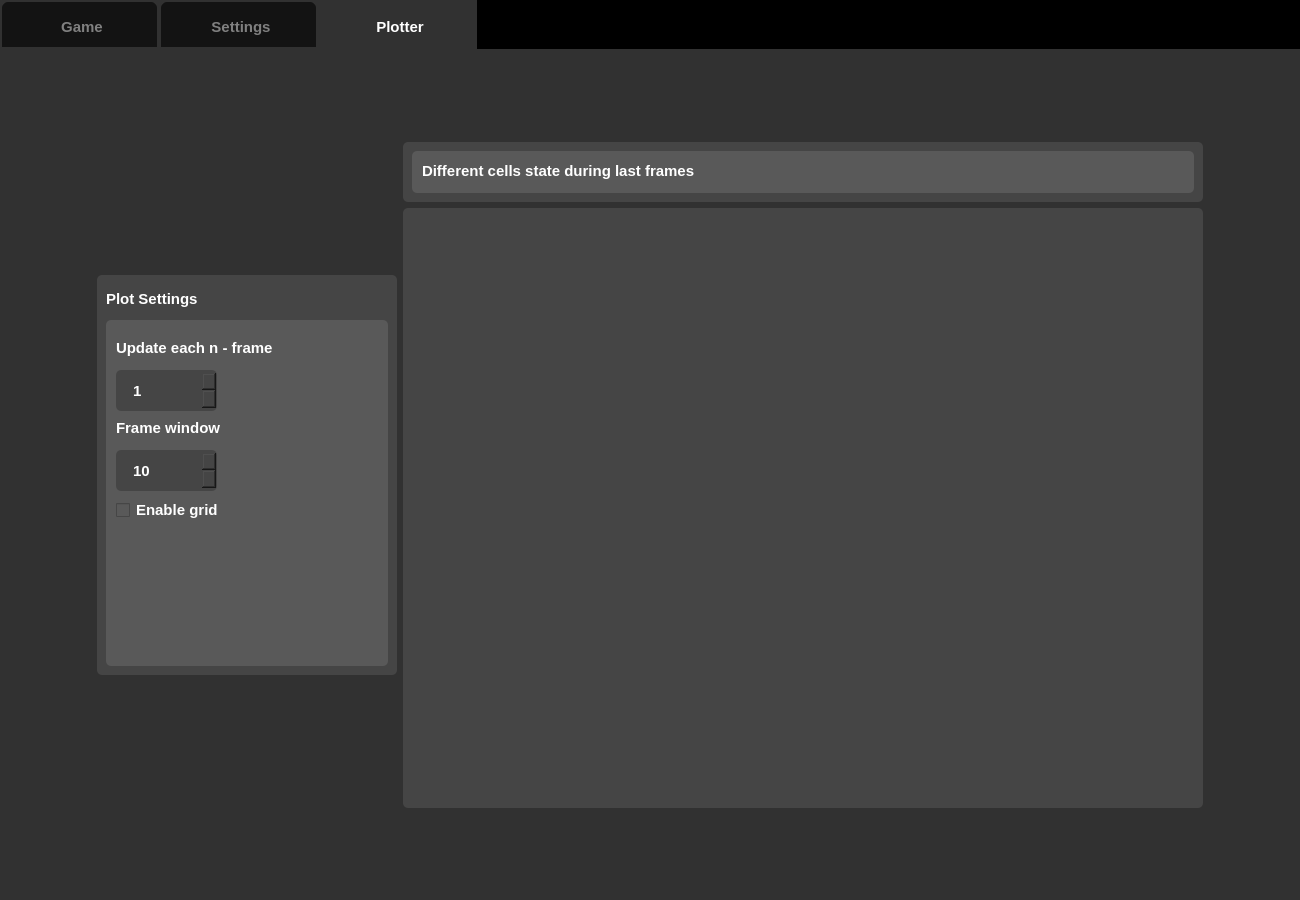
This is main.ui in GlebVas1/PyQt-Convay-Game as Qt 5 draws it before an edit. The edited form follows.
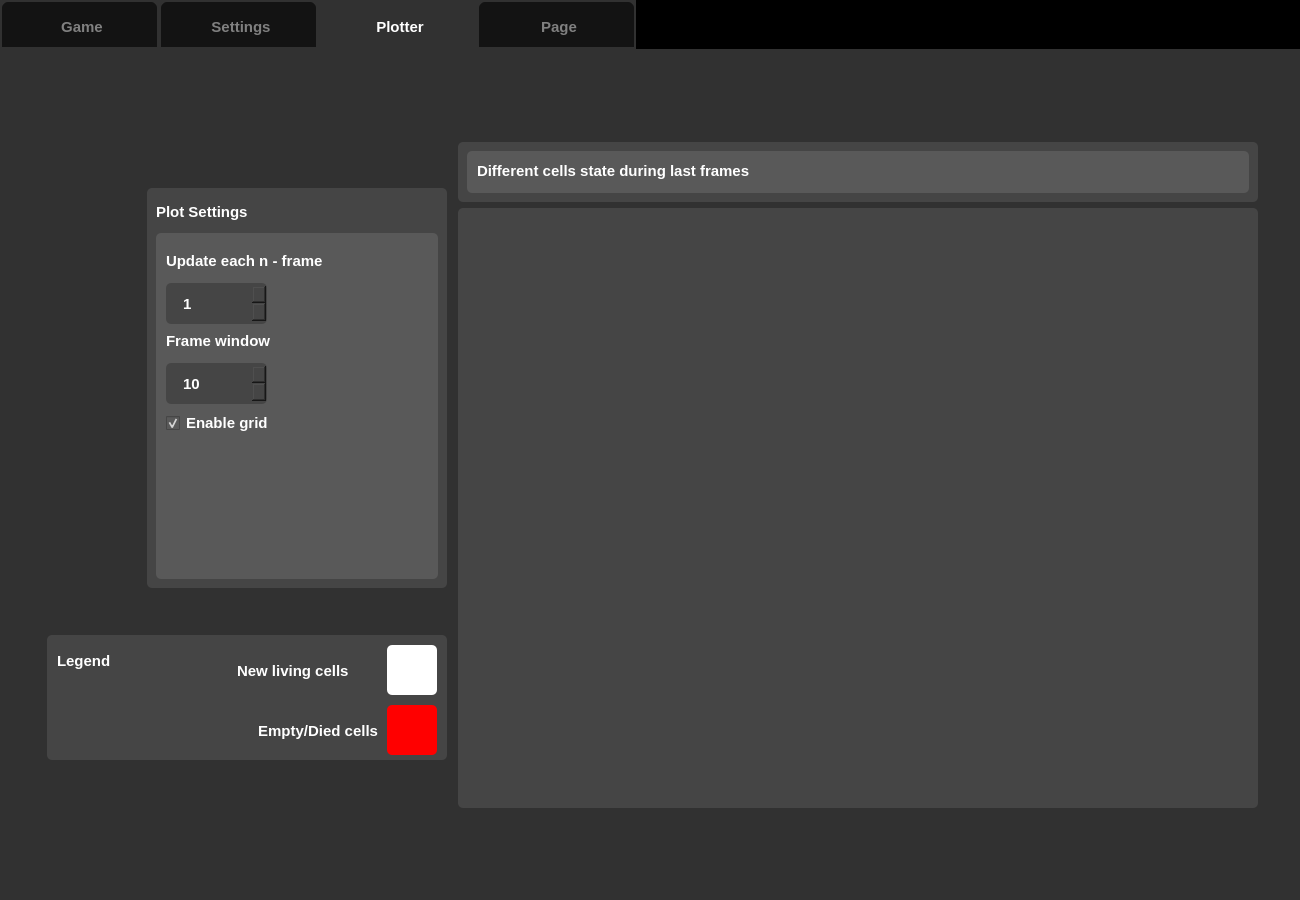
This is the edited form. The open tabs and pages were chosen to show the change. Icons and pictures are not drawn. Custom widgets are drawn as their Qt base class.

Commit message: combo box fix

The edit to the form file:
```diff
--- a/main.ui
+++ b/main.ui
@@ -896,6 +896,40 @@
                           </property>
                          </widget>
                         </item>
+                        <item>
+                         <widget class="QCheckBox" name="checkBox">
+                          <property name="font">
+                           <font>
+                            <pointsize>11</pointsize>
+                            <weight>75</weight>
+                            <bold>true</bold>
+                           </font>
+                          </property>
+                          <property name="styleSheet">
+                           <string notr="true">color : white</string>
+                          </property>
+                          <property name="text">
+                           <string>Size</string>
+                          </property>
+                         </widget>
+                        </item>
+                        <item>
+                         <widget class="QCheckBox" name="checkBox_2">
+                          <property name="font">
+                           <font>
+                            <pointsize>11</pointsize>
+                            <weight>75</weight>
+                            <bold>true</bold>
+                           </font>
+                          </property>
+                          <property name="styleSheet">
+                           <string notr="true">color : white</string>
+                          </property>
+                          <property name="text">
+                           <string>State</string>
+                          </property>
+                         </widget>
+                        </item>
                        </layout>
                       </item>
                      </layout>
@@ -1944,6 +1978,20 @@
         <item row="0" column="0">
          <layout class="QHBoxLayout" name="horizontalLayout_3">
           <item>
+           <layout class="QVBoxLayout" name="verticalLayout_12">
+            <property name="leftMargin">
+             <number>5</number>
+            </property>
+            <property name="topMargin">
+             <number>5</number>
+            </property>
+            <property name="rightMargin">
+             <number>5</number>
+            </property>
+            <property name="bottomMargin">
+             <number>5</number>
+            </property>
+            <item>
            <widget class="QFrame" name="plotSettingFrame">
             <property name="minimumSize">
              <size>
@@ -1957,6 +2005,12 @@
               <height>400</height>
              </size>
             </property>
+              <property name="layoutDirection">
+               <enum>Qt::RightToLeft</enum>
+              </property>
+              <property name="autoFillBackground">
+               <bool>false</bool>
+              </property>
             <property name="styleSheet">
              <string notr="true">border-radius : 5px;
 background-color : rgb(69, 69, 69)</string>
@@ -2048,6 +2102,9 @@
                   <bold>true</bold>
                  </font>
                 </property>
+                  <property name="layoutDirection">
+                   <enum>Qt::LeftToRight</enum>
+                  </property>
                 <property name="styleSheet">
                  <string notr="true">
 QSpinBox {
@@ -2131,6 +2188,9 @@
                   <bold>true</bold>
                  </font>
                 </property>
+                  <property name="layoutDirection">
+                   <enum>Qt::LeftToRight</enum>
+                  </property>
                 <property name="styleSheet">
                  <string notr="true">
 QSpinBox {
@@ -2172,7 +2232,7 @@
                  <number>10</number>
                 </property>
                </widget>
-               <widget class="QCheckBox" name="checkBox">
+                 <widget class="QCheckBox" name="mainPlotEnableGrid">
                 <property name="geometry">
                  <rect>
                   <x>10</x>
@@ -2188,17 +2248,191 @@
                   <bold>true</bold>
                  </font>
                 </property>
+                  <property name="layoutDirection">
+                   <enum>Qt::LeftToRight</enum>
+                  </property>
                 <property name="styleSheet">
                  <string notr="true">color : white</string>
                 </property>
                 <property name="text">
                  <string>Enable grid</string>
                 </property>
+                  <property name="checked">
+                   <bool>true</bool>
+                  </property>
                </widget>
               </widget>
              </item>
             </layout>
            </widget>
+            </item>
+            <item>
+             <widget class="QFrame" name="frame_15">
+              <property name="minimumSize">
+               <size>
+                <width>400</width>
+                <height>125</height>
+               </size>
+              </property>
+              <property name="maximumSize">
+               <size>
+                <width>400</width>
+                <height>125</height>
+               </size>
+              </property>
+              <property name="styleSheet">
+               <string notr="true">border-radius : 5px;
+background-color : rgb(69, 69, 69)</string>
+              </property>
+              <property name="frameShape">
+               <enum>QFrame::StyledPanel</enum>
+              </property>
+              <property name="frameShadow">
+               <enum>QFrame::Raised</enum>
+              </property>
+              <widget class="QLabel" name="label_9">
+               <property name="geometry">
+                <rect>
+                 <x>10</x>
+                 <y>10</y>
+                 <width>71</width>
+                 <height>31</height>
+                </rect>
+               </property>
+               <property name="font">
+                <font>
+                 <pointsize>11</pointsize>
+                 <weight>75</weight>
+                 <bold>true</bold>
+                </font>
+               </property>
+               <property name="styleSheet">
+                <string notr="true">color : white</string>
+               </property>
+               <property name="text">
+                <string>Legend</string>
+               </property>
+              </widget>
+              <widget class="QFrame" name="legendAliveFrame">
+               <property name="geometry">
+                <rect>
+                 <x>340</x>
+                 <y>10</y>
+                 <width>50</width>
+                 <height>50</height>
+                </rect>
+               </property>
+               <property name="minimumSize">
+                <size>
+                 <width>50</width>
+                 <height>50</height>
+                </size>
+               </property>
+               <property name="maximumSize">
+                <size>
+                 <width>50</width>
+                 <height>50</height>
+                </size>
+               </property>
+               <property name="styleSheet">
+                <string notr="true">background-color : white</string>
+               </property>
+               <property name="frameShape">
+                <enum>QFrame::StyledPanel</enum>
+               </property>
+               <property name="frameShadow">
+                <enum>QFrame::Raised</enum>
+               </property>
+              </widget>
+              <widget class="QFrame" name="legendEmptyFrame">
+               <property name="geometry">
+                <rect>
+                 <x>340</x>
+                 <y>70</y>
+                 <width>50</width>
+                 <height>50</height>
+                </rect>
+               </property>
+               <property name="minimumSize">
+                <size>
+                 <width>50</width>
+                 <height>50</height>
+                </size>
+               </property>
+               <property name="maximumSize">
+                <size>
+                 <width>50</width>
+                 <height>50</height>
+                </size>
+               </property>
+               <property name="styleSheet">
+                <string notr="true">background-color : red</string>
+               </property>
+               <property name="frameShape">
+                <enum>QFrame::StyledPanel</enum>
+               </property>
+               <property name="frameShadow">
+                <enum>QFrame::Raised</enum>
+               </property>
+              </widget>
+              <widget class="QLabel" name="label_10">
+               <property name="geometry">
+                <rect>
+                 <x>190</x>
+                 <y>20</y>
+                 <width>141</width>
+                 <height>31</height>
+                </rect>
+               </property>
+               <property name="font">
+                <font>
+                 <pointsize>11</pointsize>
+                 <weight>75</weight>
+                 <bold>true</bold>
+                </font>
+               </property>
+               <property name="styleSheet">
+                <string notr="true">color : white</string>
+               </property>
+               <property name="text">
+                <string>New living cells</string>
+               </property>
+              </widget>
+              <widget class="QLabel" name="label_11">
+               <property name="geometry">
+                <rect>
+                 <x>170</x>
+                 <y>80</y>
+                 <width>161</width>
+                 <height>31</height>
+                </rect>
+               </property>
+               <property name="font">
+                <font>
+                 <pointsize>11</pointsize>
+                 <weight>75</weight>
+                 <bold>true</bold>
+                </font>
+               </property>
+               <property name="layoutDirection">
+                <enum>Qt::LeftToRight</enum>
+               </property>
+               <property name="styleSheet">
+                <string notr="true">color : white</string>
+               </property>
+               <property name="text">
+                <string>Empty/Died cells</string>
+               </property>
+               <property name="alignment">
+                <set>Qt::AlignRight|Qt::AlignTrailing|Qt::AlignVCenter</set>
+               </property>
+               <property name="wordWrap">
+                <bool>false</bool>
+               </property>
+              </widget>
+             </widget>
+            </item>
+           </layout>
           </item>
           <item>
            <layout class="QVBoxLayout" name="verticalLayout_11">
@@ -2304,6 +2538,11 @@
         </item>
        </layout>
       </widget>
+      <widget class="QWidget" name="tab">
+       <attribute name="title">
+        <string>Page</string>
+       </attribute>
+      </widget>
      </widget>
     </item>
    </layout>
```
Left out of the diff: 136 changed lines with no effect on the pictures. Lines whose indentation alone changed are shown as unchanged. The commit also changes 6 other files.
